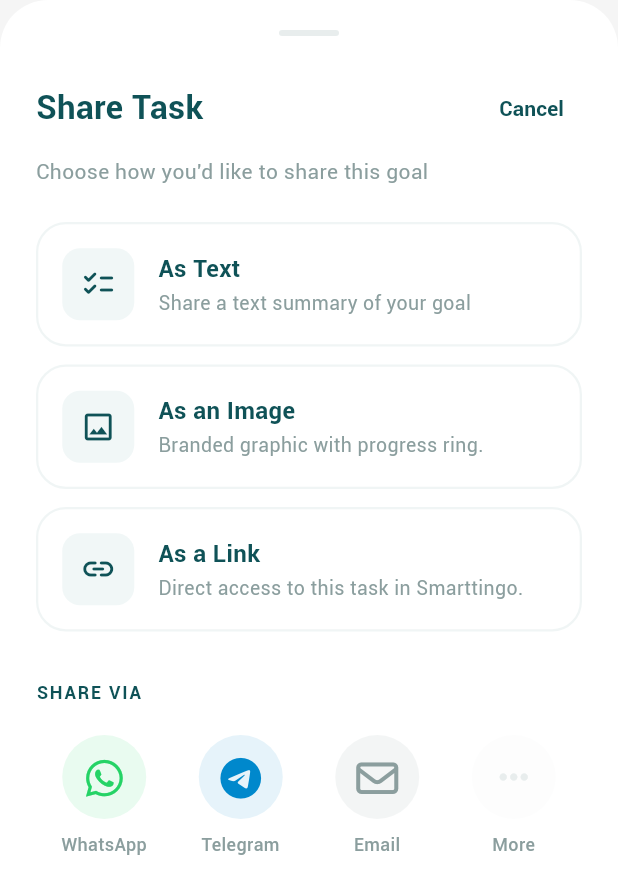
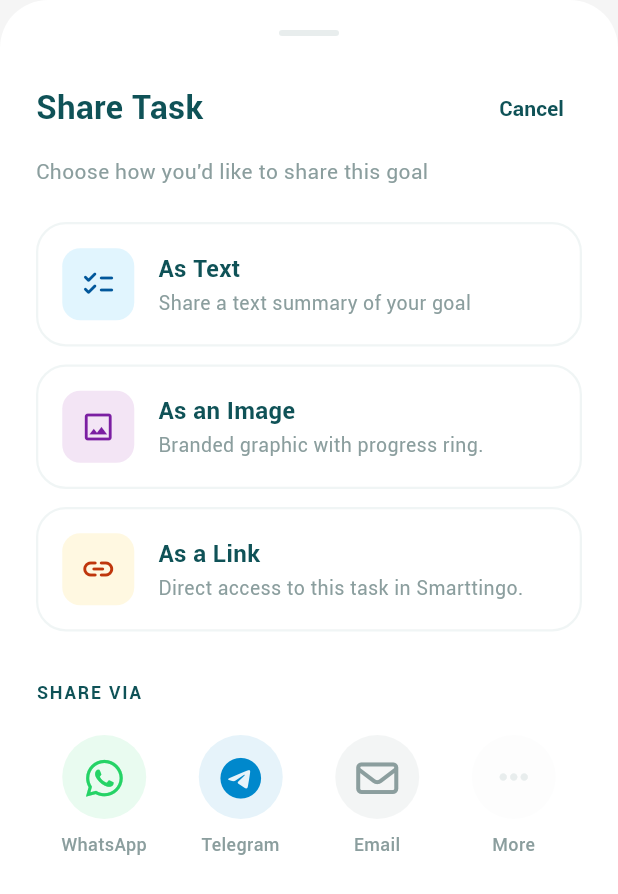
Before and after one commit to manafkemo/Smarrtingo, a Flutter app: the ShareTaskSheet widget shown alone on an empty page, opened directly with empty values, on a phone screen of 412 x 824 dp. Shown: the top 894 px of the screen. Run offline on Flutter 3.47's test engine with Material 3 defaults, Android fonts, the phone set to English and light mode, and no system bars; our stand-ins replace audioplayers, confetti, file_picker, flutter_dotenv, font_awesome_flutter, google_fonts and 4 more; accounts and stored records are empty.

Commit message:
fixing the design of sending the task as image , and changing the colors icos

```diff
--- a/lib/widgets/share_task_sheet.dart
+++ b/lib/widgets/share_task_sheet.dart
@@ -8,6 +8,7 @@ import 'package:flutter/foundation.dart'; // For kIsWeb
 import 'package:font_awesome_flutter/font_awesome_flutter.dart';
 import '../models/task_model.dart';
 import '../utils/theme.dart';
+import 'package:intl/intl.dart';
 
 class ShareTaskSheet extends StatefulWidget {
   final Task task;
@@ -172,6 +173,8 @@ class _ShareTaskSheetState extends State<ShareTaskSheet> {
                 icon: Icons.checklist_rounded,
                 title: 'As Text',
                 subtitle: 'Share a text summary of your goal',
+                iconColor: const Color(0xFF01579B),
+                backColor: const Color(0xFFE1F5FE),
                 onTap: _shareAsChecklist,
               ),
               const SizedBox(height: 12),
@@ -179,6 +182,8 @@ class _ShareTaskSheetState extends State<ShareTaskSheet> {
                 icon: Icons.image_outlined,
                 title: 'As an Image',
                 subtitle: 'Branded graphic with progress ring.',
+                iconColor: const Color(0xFF7B1FA2),
+                backColor: const Color(0xFFF3E5F5),
                 onTap: _shareAsImage,
               ),
               const SizedBox(height: 12),
@@ -186,6 +191,8 @@ class _ShareTaskSheetState extends State<ShareTaskSheet> {
                 icon: Icons.link_rounded,
                 title: 'As a Link',
                 subtitle: 'Direct access to this task in Smarttingo.',
+                iconColor: const Color(0xFFBF360C),
+                backColor: const Color(0xFFFFF8E1),
                 onTap: _shareAsLink,
               ),
 
@@ -219,93 +226,155 @@ class _ShareTaskSheetState extends State<ShareTaskSheet> {
 
   Widget _buildBrandedPreview() {
     return Container(
-      width: 300,
+      width: 400, // Adjusted width for better layout
       padding: const EdgeInsets.all(24),
       decoration: BoxDecoration(
-        color: const Color(0xFF0F5257),
+        color: Colors.white,
         borderRadius: BorderRadius.circular(24),
+        boxShadow: [
+          BoxShadow(
+            color: Colors.black.withValues(alpha: 0.1),
+            blurRadius: 20,
+            offset: const Offset(0, 10),
+          ),
+        ],
       ),
       child: Column(
         mainAxisSize: MainAxisSize.min,
         crossAxisAlignment: CrossAxisAlignment.start,
         children: [
+          // Header: Logo + Title + Priority
           Row(
-            mainAxisAlignment: MainAxisAlignment.spaceBetween,
+            crossAxisAlignment: CrossAxisAlignment.center,
             children: [
+              Image.asset(
+                'assist/images/smarttingo-logo.png',
+                height: 48,
+                width: 48,
+              ),
+              const SizedBox(width: 12),
               const Text(
-                'SMARTTINGO',
+                'Smarttingo',
                 style: TextStyle(
-                  color: Colors.white,
-                  fontWeight: FontWeight.w900,
-                  letterSpacing: 2,
-                  fontSize: 12,
+                  color: Colors.black,
+                  fontSize: 20,
+                  fontWeight: FontWeight.w800,
                 ),
               ),
-              Icon(Icons.auto_awesome, color: Colors.yellow[600], size: 16),
-            ],
+              const Spacer(),
+              Container(
+                padding: const EdgeInsets.symmetric(horizontal: 20, vertical: 8),
+                decoration: BoxDecoration(
+                  color: widget.task.priority.color, // red, orange, green, gray
+                  borderRadius: BorderRadius.circular(20),
                 ),
-          const SizedBox(height: 32),
-          Text(
-            widget.task.title,
+                child: Text(
+                  widget.task.priority.name,
                   style: const TextStyle(
                     color: Colors.white,
-              fontSize: 24,
                     fontWeight: FontWeight.bold,
+                    fontSize: 16,
                   ),
-          ),
-          const SizedBox(height: 8),
-          Text(
-            widget.task.category.name.toUpperCase(),
-            style: TextStyle(
-              color: Colors.white.withValues(alpha: 0.6),
-              fontSize: 12,
-              fontWeight: FontWeight.w600,
-              letterSpacing: 1,
-            ),
-          ),
-          const SizedBox(height: 40),
-          Row(
-            children: [
-              Stack(
-                alignment: Alignment.center,
-                children: [
-                  SizedBox(
-                    width: 48,
-                    height: 48,
-                    child: CircularProgressIndicator(
-                      value: widget.task.subtasks.isEmpty
-                          ? (widget.task.isCompleted ? 1.0 : 0.0)
-                          : widget.task.subtasks.where((s) => s.isCompleted).length / widget.task.subtasks.length,
-                      strokeWidth: 6,
-                      backgroundColor: Colors.white.withValues(alpha: 0.1),
-                      valueColor: const AlwaysStoppedAnimation<Color>(Color(0xFF64FFDA)),
-                    ),
-                  ),
-                  Text(
-                    widget.task.subtasks.isEmpty
-                        ? (widget.task.isCompleted ? '100%' : '0%')
-                        : '${((widget.task.subtasks.where((s) => s.isCompleted).length / widget.task.subtasks.length) * 100).toInt()}%',
-                    style: const TextStyle(
-                      color: Colors.white,
-                      fontSize: 10,
-                      fontWeight: FontWeight.bold,
                 ),
               ),
             ],
           ),
-              const SizedBox(width: 16),
-              const Column(
-                crossAxisAlignment: CrossAxisAlignment.start,
+          const SizedBox(height: 32),
+
+          // Task Title
+          Text(
+            widget.task.title,
+            style: const TextStyle(
+              color: Colors.black,
+              fontSize: 28,
+              fontWeight: FontWeight.w900,
+            ),
+          ),
+          const SizedBox(height: 12),
+
+          // Category Pill
+          Container(
+            padding: const EdgeInsets.symmetric(horizontal: 12, vertical: 6),
+            decoration: BoxDecoration(
+              color: const Color(0xFFE0F2F1), // Light green box
+              borderRadius: BorderRadius.circular(12),
+            ),
+            child: Text(
+              widget.task.category.name,
+              style: const TextStyle(
+                color: Color(0xFF0F5257),
+                fontSize: 14,
+                fontWeight: FontWeight.bold,
+              ),
+            ),
+          ),
+          const SizedBox(height: 24),
+
+          // Description
+          if (widget.task.description.isNotEmpty)
+            Text(
+              widget.task.description,
+              style: const TextStyle(
+                color: Color(0xFF616161),
+                fontSize: 16,
+                height: 1.5,
+              ),
+            ),
+          const SizedBox(height: 24),
+
+          // Subtasks
+          if (widget.task.subtasks.isNotEmpty) ...[
+            ...widget.task.subtasks.map((subtask) => Padding(
+              padding: const EdgeInsets.only(bottom: 8),
+              child: Row(
                 children: [
-                  Text(
-                    'PROGRESS',
-                    style: TextStyle(color: Colors.white, fontSize: 10, fontWeight: FontWeight.bold),
+                   Icon(
+                    subtask.isCompleted ? Icons.check_circle : Icons.radio_button_unchecked,
+                    color: const Color(0xFF2196F3),
+                    size: 20,
                   ),
-                  Text(
-                    'Goal in progress',
-                    style: TextStyle(color: Color(0xFF64FFDA), fontSize: 12),
+                  const SizedBox(width: 12),
+                  Expanded(
+                    child: Text(
+                      subtask.title,
+                      style: TextStyle(
+                        color: Colors.black,
+                        fontSize: 16,
+                        fontWeight: FontWeight.w600,
+                        decoration: subtask.isCompleted ? TextDecoration.lineThrough : null,
+                      ),
+                    ),
                   ),
                 ],
+              ),
+            )),
+          ],
+
+          const SizedBox(height: 40),
+
+          // Footer: Date + Media Count
+          Row(
+            children: [
+              const Icon(Icons.access_time, color: Color(0xFF9E9E9E), size: 20),
+              const SizedBox(width: 8),
+              Text(
+                'Due: ${DateFormat('MMM dd, yyyy').format(widget.task.date)}',
+                style: const TextStyle(
+                  color: Color(0xFF9E9E9E),
+                  fontSize: 14,
+                  fontWeight: FontWeight.w600,
+                ),
+              ),
+              const Spacer(),
+              const Icon(Icons.attach_file, color: Color(0xFF9E9E9E), size: 20),
+              const SizedBox(width: 4),
+              Text(
+                '${widget.task.mediaPaths.length}',
+                style: const TextStyle(
+                  color: Color(0xFF9E9E9E),
+                  fontSize: 14,
+                  fontWeight: FontWeight.w600,
+                ),
               ),
             ],
           ),
@@ -318,6 +387,8 @@ class _ShareTaskSheetState extends State<ShareTaskSheet> {
     required IconData icon,
     required String title,
     required String subtitle,
+    required Color iconColor,
+    required Color backColor,
     required VoidCallback onTap,
   }) {
     return InkWell(
@@ -334,10 +405,10 @@ class _ShareTaskSheetState extends State<ShareTaskSheet> {
             Container(
               padding: const EdgeInsets.all(12),
               decoration: BoxDecoration(
-                color: const Color(0xFFF1F7F7),
+                color: backColor,
                 borderRadius: BorderRadius.circular(12),
               ),
-              child: Icon(icon, color: const Color(0xFF0F5257), size: 24),
+              child: Icon(icon, color: iconColor, size: 24),
             ),
             const SizedBox(width: 16),
             Expanded(
```
Lines whose indentation alone changed are shown as unchanged.
